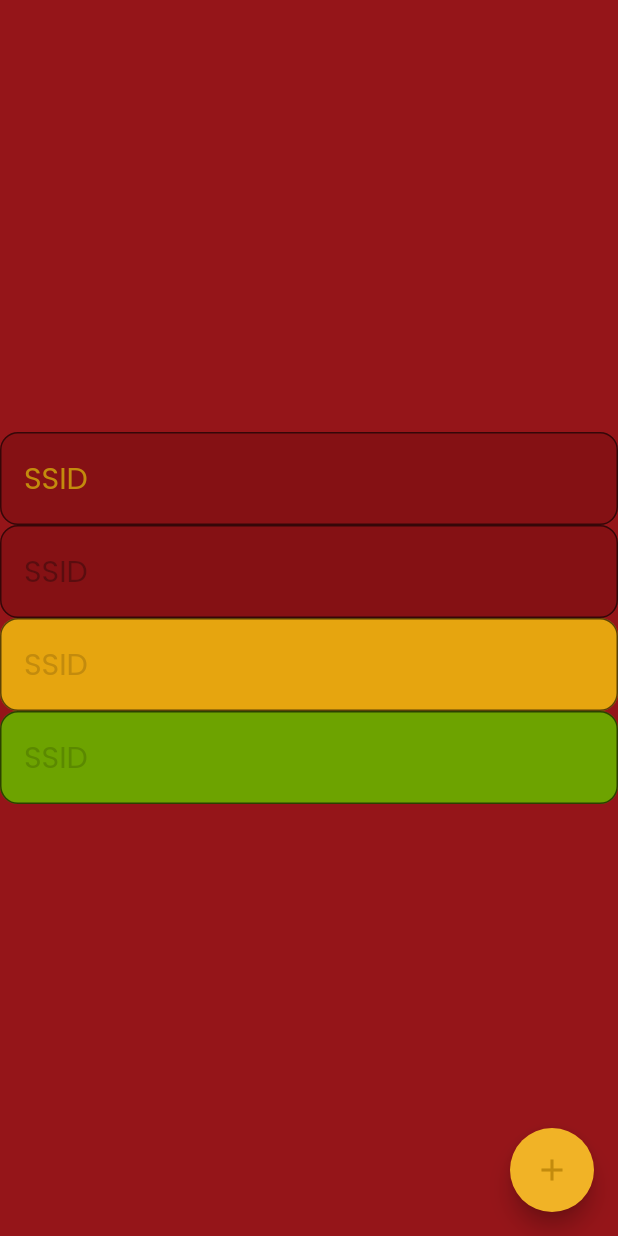
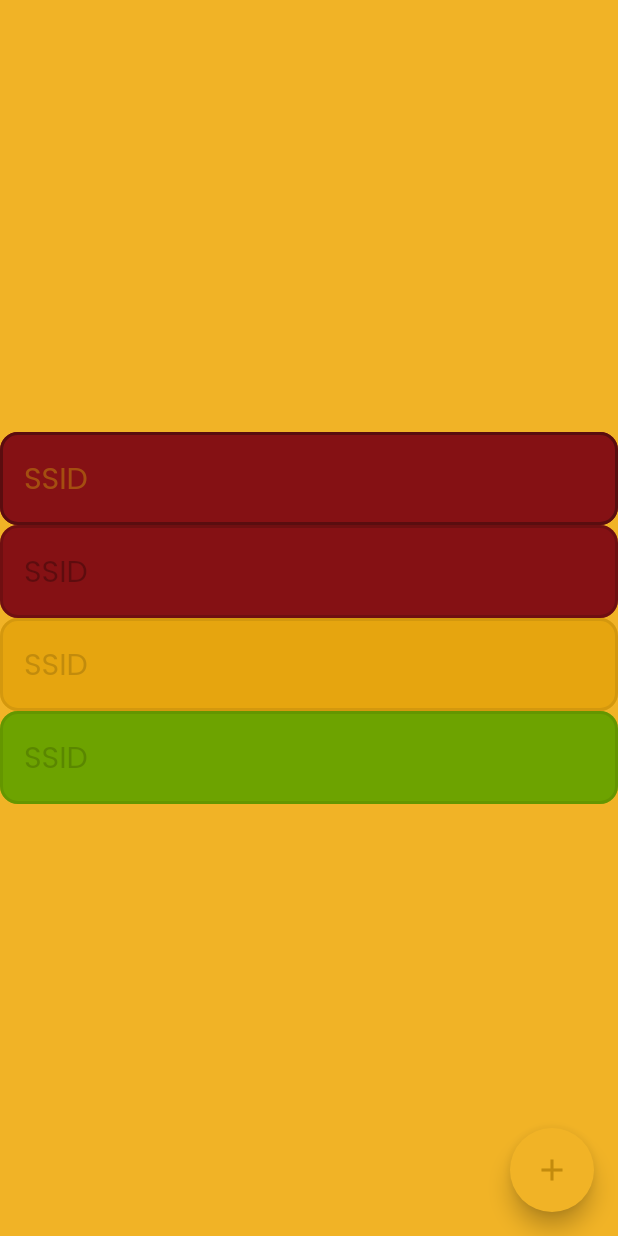
Before and after one commit to athiruj/ElusiveApplication, a Flutter app: the screen it shows after launch, on a phone screen of 412 x 824 dp. Run offline on Flutter 3.47's test engine with Material 3 defaults, Android fonts, the phone set to English and light mode, and no system bars.

Commit message:
update ElusiveInputDecoration complete

```diff
--- a/lib/components/elusive_input_decoration.dart
+++ b/lib/components/elusive_input_decoration.dart
@@ -1,6 +1,9 @@
 import 'package:elusive_application/components/elusive_types.dart';
 import 'package:flutter/material.dart';
 
+///
+//? Look for InputDecorationTheme in `https://figma.fun/Xanh8e`
+///
 class EInputDecoration extends InputDecoration {
   const EInputDecoration(
     this.context, {
@@ -90,7 +93,7 @@ class EInputDecoration extends InputDecoration {
             fontSize: 20,
             fontFamily: "Poppins",
             fontWeight: FontWeight.w400,
-            color: _foregroundColor(context, type));
+            color: _foregroundColor(context, type).withOpacity(0.5));
 
     contentPadding = contentPadding ?? const EdgeInsets.all(16.0);
     prefixStyle = prefixStyle ??
@@ -108,8 +111,21 @@ class EInputDecoration extends InputDecoration {
             color: _foregroundColor(context, type));
     suffixIconColor = suffixIconColor ?? _foregroundColor(context, type);
     fillColor = fillColor ?? _bakgroundColor(context, type);
+    focusedBorder = focusedBorder ??
+        OutlineInputBorder(
+          borderSide:
+              BorderSide(width: 2.0, color: _foregroundColor(context, type)),
+          borderRadius: const BorderRadius.all(Radius.circular(12.0)),
+        );
+    enabledBorder = enabledBorder ??
+        OutlineInputBorder(
+          borderSide:
+              BorderSide(width: 2.0, color: _outlineColor(context, type)),
+          borderRadius: const BorderRadius.all(Radius.circular(12.0)),
+        );
     border = border ??
         const OutlineInputBorder(
+            borderSide: BorderSide.none,
             borderRadius: BorderRadius.all(Radius.circular(12.0)));
     return EInputDecoration(
       context,
@@ -126,7 +142,7 @@ class EInputDecoration extends InputDecoration {
       prefix: prefix,
       prefixText: prefixText,
       prefixStyle: prefixStyle,
-      suffixText: suffixText,
+      suffixText: " $suffixText",
       suffixStyle: suffixStyle,
       suffixIconColor: suffixIconColor,
       suffixIconConstraints: suffixIconConstraints,
@@ -172,11 +188,25 @@ class EInputDecoration extends InputDecoration {
       case ElusiveType.primary:
         return colors.onSecondary;
       case ElusiveType.red:
+        return colors.onPrimaryContainer;
+      case ElusiveType.yellow:
+        return colors.onSecondaryContainer;
+      case ElusiveType.green:
+        return colors.onTertiaryContainer;
+    }
+  }
+
+  static Color _outlineColor(BuildContext context, ElusiveType type) {
+    late final ColorScheme colors = Theme.of(context).colorScheme;
+    switch (type) {
+      case ElusiveType.primary:
         return colors.onPrimary;
+      case ElusiveType.red:
+        return colors.onPrimary.withOpacity(0.5);
       case ElusiveType.yellow:
-        return colors.onSecondary;
+        return colors.onSecondary.withOpacity(0.5);
       case ElusiveType.green:
-        return colors.onTertiary;
+        return colors.onTertiary.withOpacity(0.5);
     }
   }
 
--- a/lib/main.dart
+++ b/lib/main.dart
@@ -92,7 +92,7 @@ class MyApp extends StatelessWidget {
           titleMedium: TextStyle(
             fontSize: 20,
             fontFamily: "Poppins",
-            fontWeight: FontWeight.w400,
+            fontWeight: FontWeight.w500,
             color: Color(0xFFE9E9E9),
           ),
           titleSmall: TextStyle(
@@ -120,25 +120,6 @@ class MyApp extends StatelessWidget {
         textSelectionTheme:
             const TextSelectionThemeData(cursorColor: Colors.white),
 
-        ///
-        //? Look for InputDecorationTheme in `https://figma.fun/Xanh8e`
-        ///
-        // inputDecorationTheme: const InputDecorationTheme(
-        //   filled: true,
-        //   fillColor: Color(0xFF851114),
-        //   contentPadding: EdgeInsets.all(16.0),
-        //   suffixStyle: TextStyle(
-        //     fontSize: 20,
-        //     fontFamily: "Poppins",
-        //     fontWeight: FontWeight.w400,
-        //   ),
-        //   border: OutlineInputBorder(
-        //     borderRadius: BorderRadius.all(
-        //       Radius.circular(12.0),
-        //     ),
-        //   ),
-        // ),
-
         iconButtonTheme: const IconButtonThemeData(),
         iconTheme: const IconThemeData(size: 36.0),
       ),
@@ -162,9 +143,8 @@ class _MyHomePageState extends State<MyHomePage> {
 
   @override
   Widget build(BuildContext context) {
-    // EInputDecoration inputDecoration = EInputDecoration(context);
     return Scaffold(
-      backgroundColor: Theme.of(context).colorScheme.primary,
+      backgroundColor: Theme.of(context).colorScheme.secondary,
       body: Center(
         child: Column(
           mainAxisAlignment: MainAxisAlignment.center,
```
